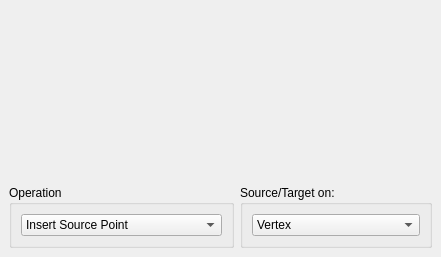
Before: the Qt Designer form Polyhedron/demo/Polyhedron/Plugins/Surface_mesh/Shortest_path_widget.ui in CGAL/cgal, drawn with Qt 5.
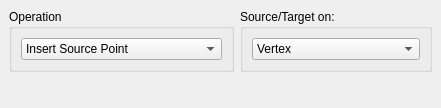
After: the same form once the commit is applied.

Patch:
```diff
--- a/Polyhedron/demo/Polyhedron/Plugins/Surface_mesh/Shortest_path_widget.ui
+++ b/Polyhedron/demo/Polyhedron/Plugins/Surface_mesh/Shortest_path_widget.ui
@@ -7,7 +7,7 @@
     <x>0</x>
     <y>0</y>
     <width>441</width>
-    <height>257</height>
+    <height>108</height>
    </rect>
   </property>
   <property name="windowTitle">
@@ -71,7 +71,7 @@
       </layout>
      </widget>
     </item>
-    <item row="0" column="0">
+    <item row="2" column="0">
      <spacer name="verticalSpacer">
       <property name="orientation">
        <enum>Qt::Vertical</enum>
```
